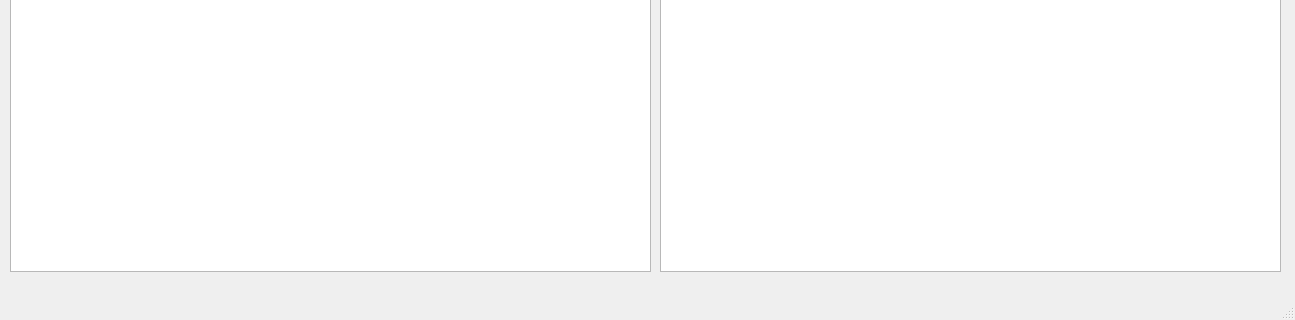
Above: Lab_01/gdraw.ui from piotrcholody/Graphs before the change; both pictures show x 0 to 1295 and y 445 to 765 of the 1295 by 765 pixel window. Below: the same form after it.
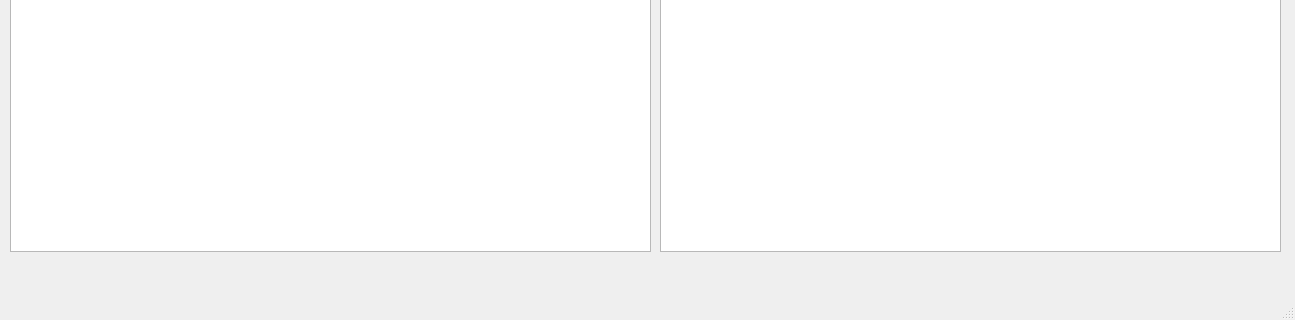
That is the form after the change.

What changed in the file:
```diff
--- a/Lab_01/gdraw.ui
+++ b/Lab_01/gdraw.ui
@@ -85,7 +85,7 @@
       <x>660</x>
       <y>360</y>
       <width>621</width>
-      <height>321</height>
+      <height>301</height>
      </rect>
     </property>
     <property name="editTriggers">
@@ -98,7 +98,7 @@
       <x>10</x>
       <y>360</y>
       <width>641</width>
-      <height>321</height>
+      <height>301</height>
      </rect>
     </property>
     <property name="editTriggers">
```
